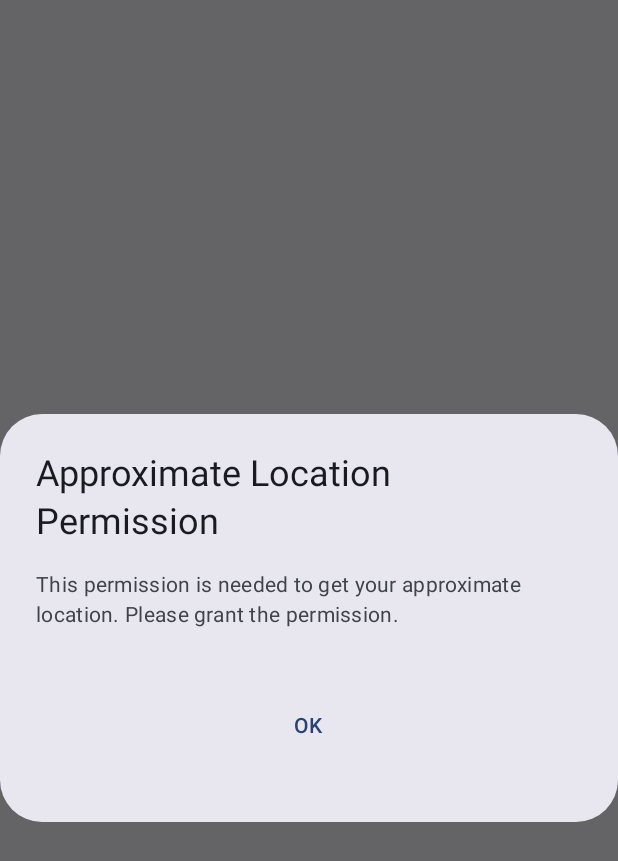
After one commit to danitherex/Studienarbeit, an Android app built with Jetpack Compose: the composable PermissionDialog shown on its own in the app's theme, on a phone screen of 412 x 824 dp. The commit adds this screen. Shown: the top 861 px of the screen. Run offline under Robolectric (Android 15) with nearby library versions, the phone set to English and light mode, and no system bars.

Commit message:
simple map

```diff
--- /dev/null
+++ b/scr/app/src/main/java/com/example/studienarbeit/NeededPermission.kt
@@ -0,0 +1,37 @@
+package com.example.studienarbeit
+
+import android.Manifest
+
+enum class NeededPermission(
+    val permission: String,
+    val title: String,
+    val description: String,
+    val permanentlyDeniedDescription: String
+) {
+    COARSE_LOCATION(
+        permission = Manifest.permission.ACCESS_COARSE_LOCATION,
+        title = "Approximate Location Permission",
+        description = "This permission is needed to get your approximate location. Please grant the permission.",
+        permanentlyDeniedDescription = "This permission is needed to get your approximate location. Please grant the permission in app settings.",
+    ),
+    FINE_LOCATION(
+        permission = Manifest.permission.ACCESS_FINE_LOCATION,
+        title = "Precise Location Permission",
+        description = "This permission is needed to get your precise location. Please grant the permission.",
+        permanentlyDeniedDescription = "This permission is needed to get your precise location. Please grant the permission in app settings.",
+    ),
+    BACKGROUND_LOCATION(
+        permission = Manifest.permission.ACCESS_BACKGROUND_LOCATION,
+        title = "Background Location Permission",
+        description = "This permission is needed to get your location, when the App is running in the background. Please grant the permission.",
+        permanentlyDeniedDescription = "This permission is needed to get your location, when the App is running in the background. Please grant the permission in app settings.",
+    );
+
+    fun permissionTextProvider(isPermanentDenied: Boolean): String {
+        return if (isPermanentDenied) this.permanentlyDeniedDescription else this.description
+    }
+}
+
+fun getNeededPermission(permission: String): NeededPermission {
+    return NeededPermission.entries.find { it.permission == permission } ?: throw IllegalArgumentException("Permission $permission is not supported")
+}
--- /dev/null
+++ b/scr/app/src/main/java/com/example/studienarbeit/PermissionDialog.kt
@@ -0,0 +1,37 @@
+package com.example.studienarbeit
+
+import androidx.compose.foundation.layout.fillMaxWidth
+import androidx.compose.foundation.layout.padding
+import androidx.compose.material3.AlertDialog
+import androidx.compose.material3.Text
+import androidx.compose.material3.TextButton
+import androidx.compose.runtime.Composable
+import androidx.compose.ui.Modifier
+import androidx.compose.ui.unit.dp
+
+@Composable
+fun PermissionDialog(
+    neededPermission: NeededPermission,
+    isPermissionDeclined: Boolean,
+    onDismiss: () -> Unit,
+    onOkClick: () -> Unit,
+    onGoToAppSettingsClick: () -> Unit,
+) {
+    AlertDialog(
+        title = {Text(text = neededPermission.title)},
+        text={ Text(text=neededPermission.permissionTextProvider(isPermissionDeclined))},
+        onDismissRequest = onDismiss,
+        confirmButton = {
+            TextButton(
+                modifier = Modifier
+                    .fillMaxWidth()
+                    .padding(16.dp),
+                onClick = {
+                    if (isPermissionDeclined) onGoToAppSettingsClick() else onOkClick()
+                }
+            ) {
+                Text(text = if (isPermissionDeclined) "Go to app setting" else "OK")
+            }
+        }
+    )
+}
--- a/scr/gradle.properties
+++ b/scr/gradle.properties
@@ -21,5 +21,4 @@ kotlin.code.style=official
 # resources declared in the library itself and none from the library's dependencies,
 # thereby reducing the size of the R class for that library
 android.nonTransitiveRClass=true
-android.defaults.buildfeatures.buildconfig=true
 android.nonFinalResIds=false
```
Also changed, not shown: scr/app/build.gradle (+22 -8 lines), scr/app/src/main/AndroidManifest.xml (+12 -1 lines), scr/app/src/main/java/com/example/studienarbeit/Location.kt (added, +111 -0 lines), scr/app/src/main/java/com/example/studienarbeit/MainActivity.kt (+17 -15 lines), scr/app/src/main/java/com/example/studienarbeit/Map.kt (added, +67 -0 lines), scr/app/src/main/java/com/example/studienarbeit/Permissions.kt (added, +89 -0 lines), scr/build.gradle (+8 -4 lines), scr/gradle/wrapper/gradle-wrapper.properties, 4 other files.
